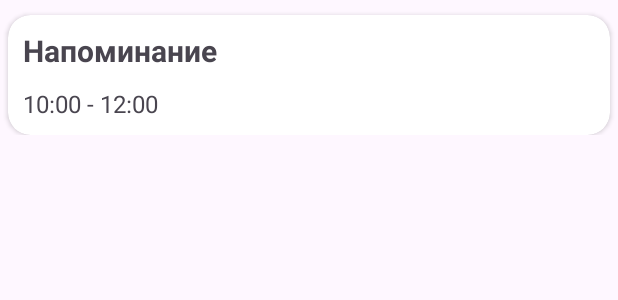
After one commit to GGr3ml1N/NotesManager, an Android app: the layout note_item.xml on its own in the app's theme, with its tools: preview values and no code run, on a phone screen of 412 x 824 dp. The commit adds this screen. Shown: the top 300 px of the screen. Run offline under Robolectric (Android 15) with nearby library versions, the phone set to English and light mode, and no system bars.

Commit message:
NoteAdapter created. Added new string.

```diff
--- /dev/null
+++ b/app/src/main/res/layout/note_item.xml
@@ -0,0 +1,49 @@
+<?xml version="1.0" encoding="utf-8"?>
+<androidx.constraintlayout.widget.ConstraintLayout xmlns:android="http://schemas.android.com/apk/res/android"
+    xmlns:app="http://schemas.android.com/apk/res-auto"
+    xmlns:tools="http://schemas.android.com/tools"
+    android:layout_width="match_parent"
+    android:layout_height="wrap_content">
+
+    <androidx.cardview.widget.CardView
+        android:id="@+id/itemHolder"
+        android:layout_width="match_parent"
+        android:layout_height="0dp"
+        android:layout_marginStart="5dp"
+        android:layout_marginTop="10dp"
+        android:layout_marginEnd="5dp"
+        app:cardCornerRadius="15dp"
+        app:layout_constraintEnd_toEndOf="parent"
+        app:layout_constraintStart_toStartOf="parent"
+        app:layout_constraintTop_toTopOf="parent">
+
+        <LinearLayout
+            android:layout_width="match_parent"
+            android:layout_height="match_parent"
+            android:orientation="vertical"
+            android:paddingStart="10dp"
+            android:paddingEnd="10dp">
+
+            <TextView
+                android:id="@+id/nameTv"
+                android:layout_width="match_parent"
+                android:layout_height="wrap_content"
+                android:layout_marginTop="10dp"
+                android:layout_marginBottom="5dp"
+                android:hint="@string/name_hint"
+                android:textSize="20sp"
+                android:textStyle="bold"
+                tools:text="Напоминание" />
+
+            <TextView
+                android:id="@+id/timeTv"
+                android:layout_width="match_parent"
+                android:layout_height="wrap_content"
+                android:layout_marginTop="5dp"
+                android:layout_marginBottom="10dp"
+                android:hint="@string/time_hint"
+                android:textSize="16sp"
+                tools:text="10:00 - 12:00" />
+        </LinearLayout>
+    </androidx.cardview.widget.CardView>
+</androidx.constraintlayout.widget.ConstraintLayout>
--- a/app/src/main/res/values/strings.xml
+++ b/app/src/main/res/values/strings.xml
@@ -1,4 +1,6 @@
 <resources>
     <string name="app_name">Notes Manager</string>
     <string name="search_hint">Поиск по заметкам</string>
+    <string name="name_hint">Название</string>
+    <string name="time_hint">10:00 – 12:00</string>
 </resources>
```
Also changed, not shown: app/src/main/java/com/ggr3ml1n/notesmanager/presentation/app/adapters/NoteAdapter.kt (added, +71 -0 lines).
